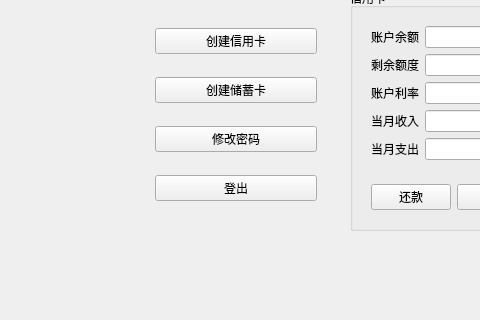
Above: mainwindow.ui from WitchElaina/BankSystem before the change; both pictures show x 0 to 480 and y 323 to 643 of the 1008 by 643 pixel window. Below: the same form after it.
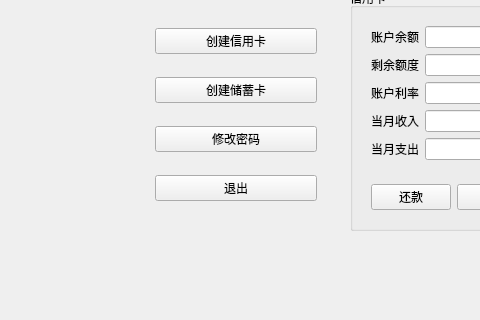
That is the form after the change.

```diff
--- a/mainwindow.ui
+++ b/mainwindow.ui
@@ -142,7 +142,7 @@
              <item>
               <widget class="QPushButton" name="pushButton_logout">
                <property name="text">
-                <string>登出</string>
+                <string>退出</string>
                </property>
               </widget>
              </item>
```
